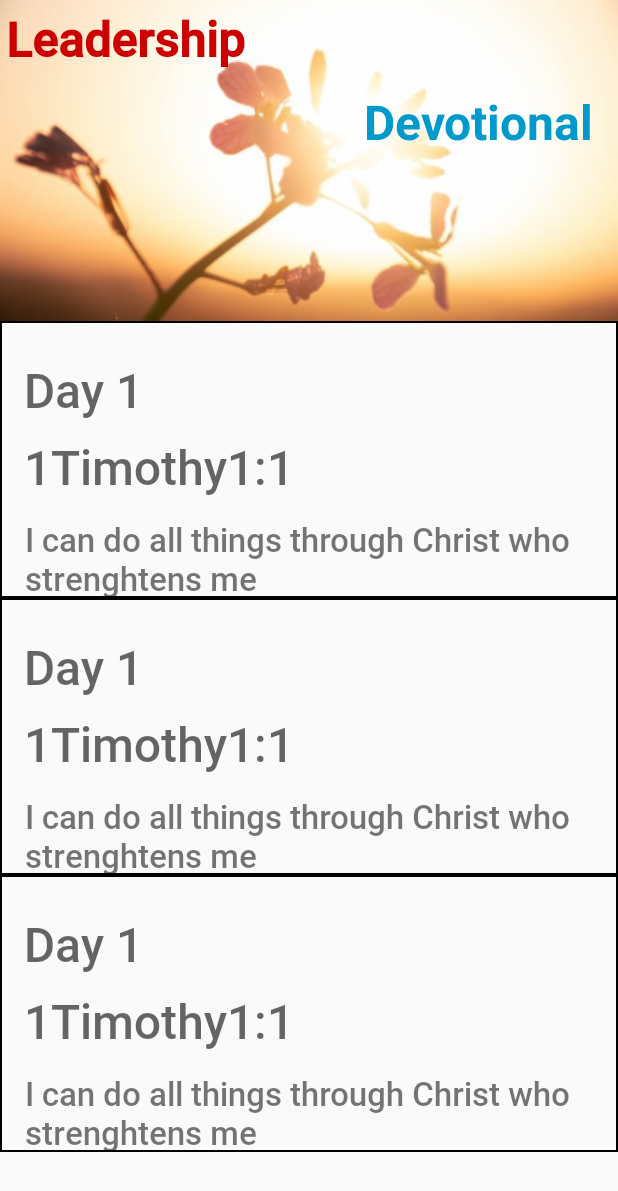
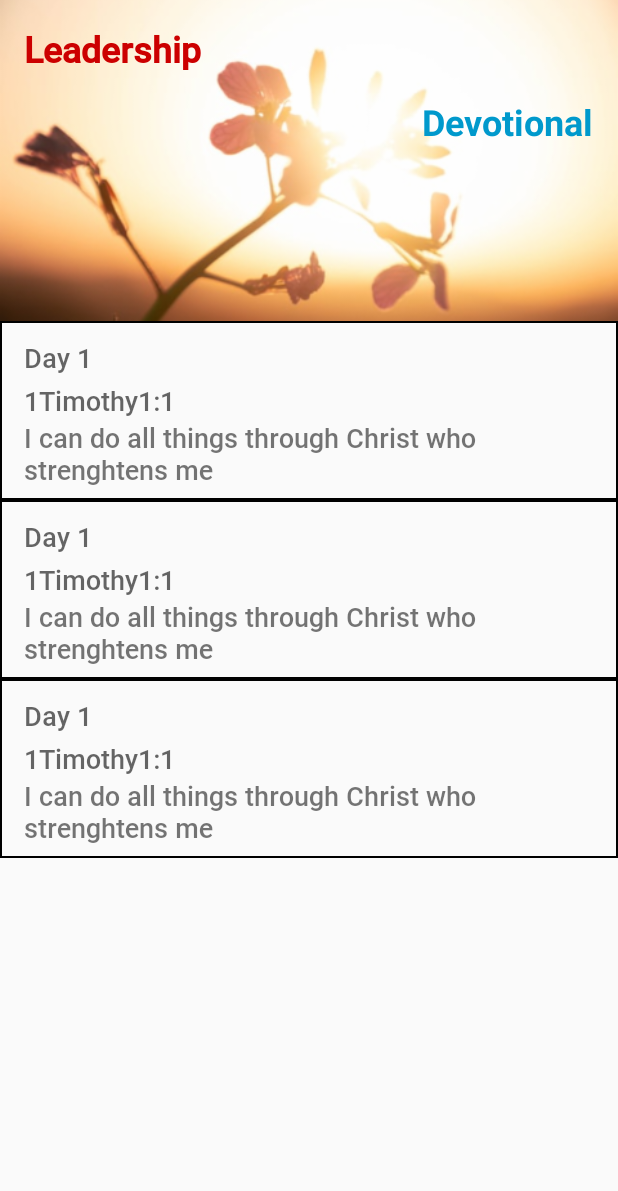
Before and after one commit to Kensmith-Project/LeadershipDevotional, an Android app: the layout activity_main.xml on its own in the app's theme, with its tools: preview values and no code run, on a phone screen of 412 x 824 dp. Shown: the top 1191 px of the screen. Run offline under Robolectric (Android 15) with nearby library versions, the phone set to English and light mode, and no system bars.

Commit message:
item list beautified

```diff
--- a/app/src/main/java/com/polish/leadershipdevotional/MainActivity.kt
+++ b/app/src/main/java/com/polish/leadershipdevotional/MainActivity.kt
@@ -8,6 +8,7 @@ import androidx.activity.viewModels
 import androidx.lifecycle.Observer
 import androidx.recyclerview.widget.LinearLayoutManager
 import androidx.recyclerview.widget.RecyclerView
+import com.google.android.material.snackbar.Snackbar
 import com.polish.leadershipdevotional.adapter.LeadershipDevotionalAdapter
 import com.polish.leadershipdevotional.model.LeadershipDevotionalEntity
 import com.polish.leadershipdevotional.viewmodel.LeadershipDevotionalViewModel
@@ -57,7 +58,9 @@ class MainActivity : AppCompatActivity() {
          */
         leadershipDevotionalViewModel.allLeadershipDevotional.observe(this, Observer { devotional ->
             Log.d(TAG, "here are the content in the devotion: $devotional")
-            myAdapter = LeadershipDevotionalAdapter(devotional)
+            myAdapter = LeadershipDevotionalAdapter(devotional, LeadershipDevotionalAdapter.OnClickListener { leadershipDevotionalEntity ->
+                Snackbar.make(findViewById(R.id.activity_main_major_layout), "You clicked me; $leadershipDevotionalEntity", Snackbar.LENGTH_LONG).show()
+            })
             dsRecyclerView.adapter = myAdapter
             myAdapter.notifyDataSetChanged()
         })
--- a/app/src/main/res/layout/activity_main.xml
+++ b/app/src/main/res/layout/activity_main.xml
@@ -4,6 +4,7 @@
     xmlns:tools="http://schemas.android.com/tools"
     android:layout_width="match_parent"
     android:layout_height="match_parent"
+    android:id="@+id/activity_main_major_layout"
     tools:context=".MainActivity">
 
     <ImageView
@@ -20,13 +21,14 @@
         android:id="@+id/activity_main_leadership_tv"
         android:layout_width="wrap_content"
         android:layout_height="wrap_content"
-        android:layout_marginStart="4dp"
-        android:layout_marginTop="4dp"
+        android:layout_marginTop="16dp"
         android:fontFamily="@font/roboto_medium"
         android:text="@string/text_title"
         android:textColor="@android:color/holo_red_dark"
-        android:textSize="@dimen/day_text_size"
+        android:textSize="@dimen/header_text"
         android:textStyle="bold"
+        app:layout_constraintEnd_toEndOf="parent"
+        app:layout_constraintHorizontal_bias="0.054"
         app:layout_constraintStart_toStartOf="parent"
         app:layout_constraintTop_toTopOf="parent" />
 
@@ -34,13 +36,13 @@
         android:id="@+id/activity_main_devotional_title_tv"
         android:layout_width="wrap_content"
         android:layout_height="wrap_content"
-        android:layout_marginTop="12dp"
+        android:layout_marginTop="16dp"
         android:text="@string/devotional_headiiinf"
         android:textColor="@android:color/holo_blue_dark"
-        android:textSize="@dimen/day_text_size"
+        android:textSize="@dimen/header_text"
         android:textStyle="bold"
         app:layout_constraintEnd_toEndOf="parent"
-        app:layout_constraintHorizontal_bias="0.937"
+        app:layout_constraintHorizontal_bias="0.945"
         app:layout_constraintStart_toStartOf="parent"
         app:layout_constraintTop_toBottomOf="@+id/activity_main_leadership_tv" />
 
--- a/app/src/main/res/layout/item_list.xml
+++ b/app/src/main/res/layout/item_list.xml
@@ -12,12 +12,13 @@
         android:id="@+id/item_list_day_count_tv"
         android:layout_width="wrap_content"
         android:layout_height="wrap_content"
-        android:layout_marginTop="24dp"
+        android:layout_marginTop="12dp"
+        android:layout_marginStart="16dp"
         android:fontFamily="@font/roboto_medium"
         android:hint="@string/item_list_day"
         android:textSize="@dimen/day_text_size"
         app:layout_constraintEnd_toEndOf="parent"
-        app:layout_constraintHorizontal_bias="0.048"
+        app:layout_constraintHorizontal_bias="0.0"
         app:layout_constraintStart_toStartOf="parent"
         app:layout_constraintTop_toTopOf="parent" />
 
@@ -25,27 +26,29 @@
         android:id="@+id/item_list_bible_ref_tv"
         android:layout_width="wrap_content"
         android:layout_height="wrap_content"
+        android:layout_marginTop="4dp"
         android:layout_marginStart="16dp"
-        android:layout_marginTop="8dp"
         android:fontFamily="@font/roboto_medium"
         android:hint="@string/bible_ref"
         android:textSize="@dimen/day_text_size"
-        app:layout_constraintEnd_toEndOf="@+id/item_list_day_count_tv"
+        app:layout_constraintEnd_toEndOf="parent"
         app:layout_constraintHorizontal_bias="0.0"
         app:layout_constraintStart_toStartOf="parent"
         app:layout_constraintTop_toBottomOf="@+id/item_list_day_count_tv" />
 
     <TextView
         android:id="@+id/item_list_bible_text_refer_tv"
-        android:layout_width="370dp"
-        android:layout_height="54dp"
-        android:layout_marginTop="12dp"
-
+        android:layout_width="0dp"
+        android:layout_height="wrap_content"
+        android:layout_marginStart="16dp"
+        android:layout_marginBottom="8dp"
         android:fontFamily="@font/roboto_medium"
         android:text="@string/bible_ref_content"
         android:textSize="@dimen/bible_ref_content_size"
+        app:layout_constraintBottom_toBottomOf="parent"
         app:layout_constraintEnd_toEndOf="parent"
-        app:layout_constraintHorizontal_bias="0.39"
+        app:layout_constraintHorizontal_bias="0.0"
         app:layout_constraintStart_toStartOf="parent"
-        app:layout_constraintTop_toBottomOf="@+id/item_list_bible_ref_tv" />
+        app:layout_constraintTop_toBottomOf="@+id/item_list_bible_ref_tv"
+        app:layout_constraintVertical_bias="0.0" />
 </androidx.constraintlayout.widget.ConstraintLayout>
--- a/app/src/main/res/values/dimens.xml
+++ b/app/src/main/res/values/dimens.xml
@@ -1,5 +1,6 @@
 <?xml version="1.0" encoding="utf-8"?>
 <resources>
-    <dimen name="day_text_size">32sp</dimen>
-    <dimen name="bible_ref_content_size">22sp</dimen>
+    <dimen name="day_text_size">18sp</dimen>
+    <dimen name="bible_ref_content_size">18sp</dimen>
+    <dimen name="header_text">24sp</dimen>
 </resources>
```
